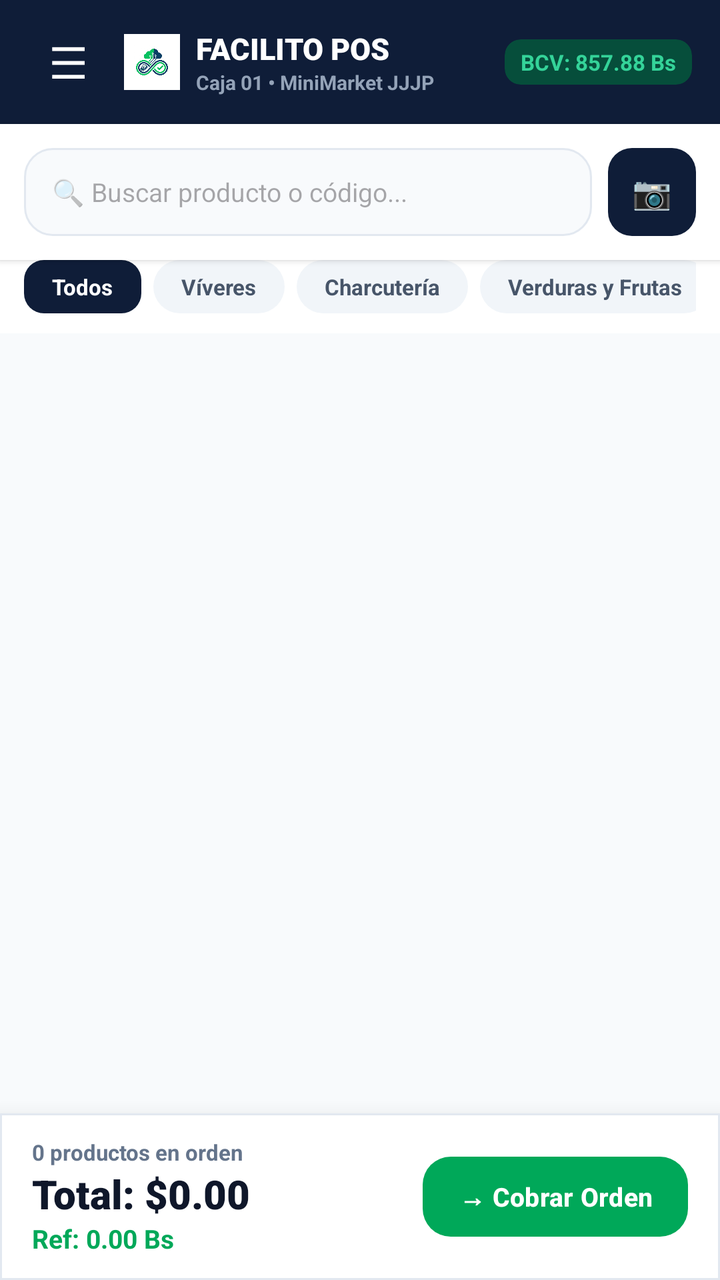
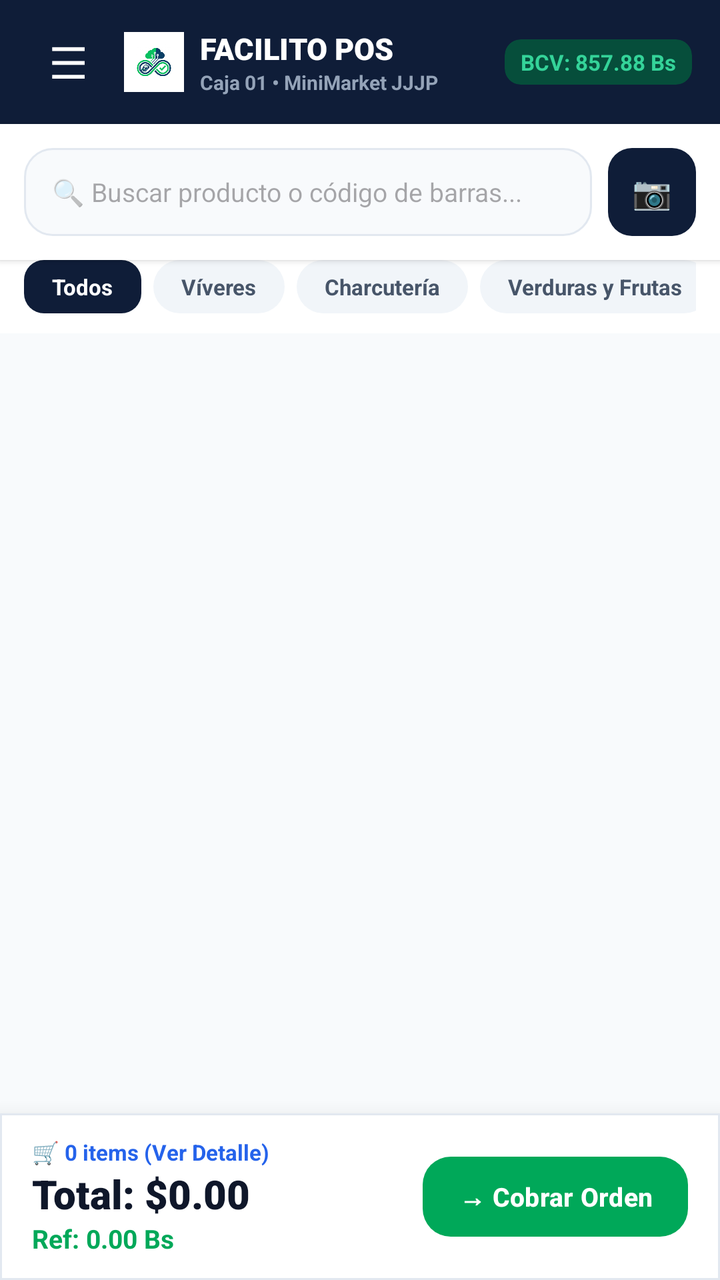

Two renders of the same Android screen: before a commit and after it. Below are the layout's source before the change and the commit's diff.
<!-- AndroidManifest.xml: application theme Theme.FacilitoPOS -->
<!-- res/layout/activity_pos.xml -->
<?xml version="1.0" encoding="utf-8"?>
<androidx.drawerlayout.widget.DrawerLayout xmlns:android="http://schemas.android.com/apk/res/android"
    xmlns:app="http://schemas.android.com/apk/res-auto"
    android:id="@+id/drawerLayout"
    android:layout_width="match_parent"
    android:layout_height="match_parent">

    
    <RelativeLayout
        android:layout_width="match_parent"
        android:layout_height="match_parent"
        android:background="#F8FAFC">

        
        <LinearLayout
            android:id="@+id/headerBar"
            android:layout_width="match_parent"
            android:layout_height="62dp"
            android:background="#0F1D38"
            android:orientation="horizontal"
            android:gravity="center_vertical"
            android:paddingHorizontal="14dp">

            
            <TextView
                android:id="@+id/btnAbrirMenu"
                android:layout_width="40dp"
                android:layout_height="40dp"
                android:gravity="center"
                android:text="☰"
                android:textColor="#FFFFFF"
                android:textSize="22sp"
                android:background="?attr/selectableItemBackgroundBorderless" />

            <ImageView
                android:layout_width="28dp"
                android:layout_height="28dp"
                android:src="@drawable/app_logo"
                android:layout_marginHorizontal="8dp" />

            <LinearLayout
                android:layout_width="0dp"
                android:layout_height="wrap_content"
                android:layout_weight="1"
                android:orientation="vertical">

                <TextView
                    android:layout_width="wrap_content"
                    android:layout_height="wrap_content"
                    android:text="FACILITO POS"
                    android:textColor="#FFFFFF"
                    android:textSize="15sp"
                    android:fontFamily="sans-serif-black" />

                <TextView
                    android:id="@+id/tvTerminalInfo"
                    android:layout_width="wrap_content"
                    android:layout_height="wrap_content"
                    android:text="Caja 01 • MiniMarket JJJP"
                    android:textColor="#94A3B8"
                    android:textSize="10sp"
                    android:textStyle="bold" />
            </LinearLayout>

            
            <com.google.android.material.card.MaterialCardView
                android:layout_width="wrap_content"
                android:layout_height="wrap_content"
                app:cardCornerRadius="8dp"
                app:cardBackgroundColor="#064E3B"
                app:strokeWidth="0dp">

                <TextView
                    android:id="@+id/tvTasaBcv"
                    android:layout_width="wrap_content"
                    android:layout_height="wrap_content"
                    android:text="BCV: 857.88 Bs"
                    android:textColor="#34D399"
                    android:textSize="11sp"
                    android:textStyle="bold"
                    android:paddingHorizontal="8dp"
                    android:paddingVertical="4dp" />
            </com.google.android.material.card.MaterialCardView>
        </LinearLayout>

        
        <LinearLayout
            android:id="@+id/searchSection"
            android:layout_width="match_parent"
            android:layout_height="wrap_content"
            android:layout_below="@id/headerBar"
            android:background="#FFFFFF"
            android:padding="12dp"
            android:elevation="2dp"
            android:orientation="horizontal"
            android:gravity="center_vertical">

            <EditText
                android:id="@+id/etBuscar"
                android:layout_width="0dp"
                android:layout_height="44dp"
                android:layout_weight="1"
                android:background="@drawable/bg_input"
                android:hint="🔍 Buscar producto o código..."
                android:textSize="13sp"
                android:textColor="#0F172A"
                android:paddingHorizontal="14dp"
                android:inputType="text" />

            <com.google.android.material.button.MaterialButton
                android:id="@+id/btnEscanear"
                android:layout_width="44dp"
                android:layout_height="44dp"
                android:layout_marginStart="8dp"
                android:text="📷"
                android:textSize="16sp"
                app:cornerRadius="12dp"
                app:backgroundTint="#0F1D38"
                android:insetTop="0dp"
                android:insetBottom="0dp"
                android:padding="0dp" />
        </LinearLayout>

        
        <HorizontalScrollView
            android:id="@+id/categoryScroll"
            android:layout_width="match_parent"
            android:layout_height="wrap_content"
            android:layout_below="@id/searchSection"
            android:scrollbars="none"
            android:background="#FFFFFF"
            android:paddingBottom="10dp"
            android:paddingHorizontal="12dp">

            <LinearLayout
                android:id="@+id/layoutCategories"
                android:layout_width="wrap_content"
                android:layout_height="wrap_content"
                android:orientation="horizontal">

                <TextView
                    android:id="@+id/catTodos"
                    android:layout_width="wrap_content"
                    android:layout_height="wrap_content"
                    android:text="Todos"
                    android:textSize="11sp"
                    android:textStyle="bold"
                    android:textColor="#FFFFFF"
                    android:background="@drawable/bg_tab_active"
                    android:paddingHorizontal="14dp"
                    android:paddingVertical="6dp"
                    android:layout_marginEnd="6dp" />

                <TextView
                    android:id="@+id/catViveres"
                    android:layout_width="wrap_content"
                    android:layout_height="wrap_content"
                    android:text="Víveres"
                    android:textSize="11sp"
                    android:textStyle="bold"
                    android:textColor="#475569"
                    android:background="@drawable/bg_tabs"
                    android:paddingHorizontal="14dp"
                    android:paddingVertical="6dp"
                    android:layout_marginEnd="6dp" />

                <TextView
                    android:id="@+id/catCharcuteria"
                    android:layout_width="wrap_content"
                    android:layout_height="wrap_content"
                    android:text="Charcutería"
                    android:textSize="11sp"
                    android:textStyle="bold"
                    android:textColor="#475569"
                    android:background="@drawable/bg_tabs"
                    android:paddingHorizontal="14dp"
                    android:paddingVertical="6dp"
                    android:layout_marginEnd="6dp" />

                <TextView
                    android:id="@+id/catVerduras"
                    android:layout_width="wrap_content"
                    android:layout_height="wrap_content"
                    android:text="Verduras y Frutas"
                    android:textSize="11sp"
                    android:textStyle="bold"
                    android:textColor="#475569"
                    android:background="@drawable/bg_tabs"
                    android:paddingHorizontal="14dp"
                    android:paddingVertical="6dp"
                    android:layout_marginEnd="6dp" />

                <TextView
                    android:id="@+id/catHigiene"
                    android:layout_width="wrap_content"
                    android:layout_height="wrap_content"
                    android:text="Higiene"
                    android:textSize="11sp"
                    android:textStyle="bold"
                    android:textColor="#475569"
                    android:background="@drawable/bg_tabs"
                    android:paddingHorizontal="14dp"
                    android:paddingVertical="6dp" />
            </LinearLayout>
        </HorizontalScrollView>

        
        <ScrollView
            android:layout_width="match_parent"
            android:layout_height="match_parent"
            android:layout_below="@id/categoryScroll"
            android:layout_above="@+id/cartBottomBar"
            android:padding="12dp">

            <LinearLayout
                android:id="@+id/containerProductos"
                android:layout_width="match_parent"
                android:layout_height="wrap_content"
                android:orientation="vertical" />
        </ScrollView>

        
        <com.google.android.material.card.MaterialCardView
            android:id="@+id/cartBottomBar"
            android:layout_width="match_parent"
            android:layout_height="wrap_content"
            android:layout_alignParentBottom="true"
            app:cardCornerRadius="0dp"
            app:cardElevation="16dp"
            app:cardBackgroundColor="#FFFFFF"
            app:strokeWidth="1dp"
            app:strokeColor="#E2E8F0">

            <LinearLayout
                android:layout_width="match_parent"
                android:layout_height="wrap_content"
                android:orientation="horizontal"
                android:paddingHorizontal="16dp"
                android:paddingVertical="12dp"
                android:gravity="center_vertical">

                <LinearLayout
                    android:layout_width="0dp"
                    android:layout_height="wrap_content"
                    android:layout_weight="1"
                    android:orientation="vertical">

                    <TextView
                        android:id="@+id/tvItemsCount"
                        android:layout_width="wrap_content"
                        android:layout_height="wrap_content"
                        android:text="0 productos en orden"
                        android:textColor="#64748B"
                        android:textSize="11sp"
                        android:textStyle="bold" />

                    <TextView
                        android:id="@+id/tvTotalUsd"
                        android:layout_width="wrap_content"
                        android:layout_height="wrap_content"
                        android:text="Total: $0.00"
                        android:textColor="#0F172A"
                        android:textSize="20sp"
                        android:fontFamily="sans-serif-black" />

                    <TextView
                        android:id="@+id/tvTotalBs"
                        android:layout_width="wrap_content"
                        android:layout_height="wrap_content"
                        android:text="Ref: 0.00 Bs"
                        android:textColor="#00A859"
                        android:textSize="13sp"
                        android:textStyle="bold" />
                </LinearLayout>

                <com.google.android.material.button.MaterialButton
                    android:id="@+id/btnCobrar"
                    android:layout_width="wrap_content"
                    android:layout_height="48dp"
                    android:text="→ Cobrar Orden"
                    android:textSize="13sp"
                    android:textStyle="bold"
                    android:textColor="#FFFFFF"
                    app:backgroundTint="#00A859"
                    app:cornerRadius="14dp"
                    android:paddingHorizontal="18dp" />
            </LinearLayout>
        </com.google.android.material.card.MaterialCardView>
    </RelativeLayout>

    
    <LinearLayout
        android:id="@+id/navigationMenu"
        android:layout_width="280dp"
        android:layout_height="match_parent"
        android:layout_gravity="start"
        android:background="#0F1D38"
        android:orientation="vertical"
        android:padding="20dp">

        <ImageView
            android:layout_width="56dp"
            android:layout_height="56dp"
            android:src="@drawable/app_logo"
            android:layout_marginBottom="8dp" />

        <TextView
            android:layout_width="wrap_content"
            android:layout_height="wrap_content"
            android:text="FACILITO POS"
            android:textColor="#FFFFFF"
            android:textSize="18sp"
            android:fontFamily="sans-serif-black" />

        <TextView
            android:id="@+id/tvMenuUser"
            android:layout_width="wrap_content"
            android:layout_height="wrap_content"
            android:text="Angel Pantoja • Dueño"
            android:textColor="#94A3B8"
            android:textSize="12sp"
            android:layout_marginBottom="24dp" />

        <ScrollView
            android:layout_width="match_parent"
            android:layout_height="0dp"
            android:layout_weight="1">

            <LinearLayout
                android:layout_width="match_parent"
                android:layout_height="wrap_content"
                android:orientation="vertical">

                <TextView
                    android:id="@+id/navInventario"
                    android:layout_width="match_parent"
                    android:layout_height="46dp"
                    android:gravity="center_vertical"
                    android:text="📦 Inventario / Productos"
                    android:textColor="#FFFFFF"
                    android:textSize="13sp"
                    android:textStyle="bold"
                    android:background="?attr/selectableItemBackground" />

                <TextView
                    android:id="@+id/navHistorial"
                    android:layout_width="match_parent"
                    android:layout_height="46dp"
                    android:gravity="center_vertical"
                    android:text="🧾 Historial de Ventas"
                    android:textColor="#FFFFFF"
                    android:textSize="13sp"
                    android:textStyle="bold"
                    android:background="?attr/selectableItemBackground" />

                <TextView
                    android:id="@+id/navCierreCaja"
                    android:layout_width="match_parent"
                    android:layout_height="46dp"
                    android:gravity="center_vertical"
                    android:text="🔒 Cierre de Turno / Caja"
                    android:textColor="#FFFFFF"
                    android:textSize="13sp"
                    android:textStyle="bold"
                    android:background="?attr/selectableItemBackground" />

                <TextView
                    android:id="@+id/navMetricas"
                    android:layout_width="match_parent"
                    android:layout_height="46dp"
                    android:gravity="center_vertical"
                    android:text="📊 Métricas y Reportes"
                    android:textColor="#FFFFFF"
                    android:textSize="13sp"
                    android:textStyle="bold"
                    android:background="?attr/selectableItemBackground" />

                <TextView
                    android:id="@+id/navProveedores"
                    android:layout_width="match_parent"
                    android:layout_height="46dp"
                    android:gravity="center_vertical"
                    android:text="🚚 Proveedores"
                    android:textColor="#FFFFFF"
                    android:textSize="13sp"
                    android:textStyle="bold"
                    android:background="?attr/selectableItemBackground" />

                <TextView
                    android:id="@+id/navTerminales"
                    android:layout_width="match_parent"
                    android:layout_height="46dp"
                    android:gravity="center_vertical"
                    android:text="📱 Terminales / Cajas"
                    android:textColor="#FFFFFF"
                    android:textSize="13sp"
                    android:textStyle="bold"
                    android:background="?attr/selectableItemBackground" />

                <TextView
                    android:id="@+id/navConfig"
                    android:layout_width="match_parent"
                    android:layout_height="46dp"
                    android:gravity="center_vertical"
                    android:text="⚙️ Configuración"
                    android:textColor="#FFFFFF"
                    android:textSize="13sp"
                    android:textStyle="bold"
                    android:background="?attr/selectableItemBackground" />
            </LinearLayout>
        </ScrollView>

        <TextView
            android:id="@+id/navSalir"
            android:layout_width="match_parent"
            android:layout_height="46dp"
            android:gravity="center_vertical"
            android:text="🚪 Cerrar Sesión"
            android:textColor="#EF4444"
            android:textSize="13sp"
            android:textStyle="bold"
            android:background="?attr/selectableItemBackground" />
    </LinearLayout>

</androidx.drawerlayout.widget.DrawerLayout>
<!-- resources referenced by this layout -->
<resources>
  <!-- drawable app_logo: png bitmap (drawable, 89211 bytes) -->
  <!-- drawable bg_input (drawable) -->
  <?xml version="1.0" encoding="utf-8"?>
  <shape xmlns:android="http://schemas.android.com/apk/res/android">
      <solid android:color="#F8FAFC" />
      <stroke android:width="1dp" android:color="#E2E8F0" />
      <corners android:radius="14dp" />
  </shape>
  <!-- drawable bg_tab_active (drawable) -->
  <?xml version="1.0" encoding="utf-8"?>
  <shape xmlns:android="http://schemas.android.com/apk/res/android">
      <solid android:color="#0F1D38" />
      <corners android:radius="10dp" />
  </shape>
  <!-- drawable bg_tabs (drawable) -->
  <?xml version="1.0" encoding="utf-8"?>
  <shape xmlns:android="http://schemas.android.com/apk/res/android">
      <solid android:color="#F1F5F9" />
      <corners android:radius="14dp" />
  </shape>
  <style name="Theme.FacilitoPOS" parent="Theme.Material3.DayNight.NoActionBar">
          <item name="colorPrimary">@color/primary</item>
      </style>
  <color name="primary">#00A859</color>
</resources>

<!-- the commit's change to res/layout/activity_pos.xml (unified diff, before → after) -->
@@ -21,7 +21,6 @@
             android:gravity="center_vertical"
             android:paddingHorizontal="14dp">
 
-            
             <TextView
                 android:id="@+id/btnAbrirMenu"
                 android:layout_width="40dp"
@@ -33,8 +32,8 @@
                 android:background="?attr/selectableItemBackgroundBorderless" />
 
             <ImageView
-                android:layout_width="28dp"
-                android:layout_height="28dp"
+                android:layout_width="30dp"
+                android:layout_height="30dp"
                 android:src="@drawable/app_logo"
                 android:layout_marginHorizontal="8dp" />
 
@@ -101,7 +100,7 @@
                 android:layout_height="44dp"
                 android:layout_weight="1"
                 android:background="@drawable/bg_input"
-                android:hint="🔍 Buscar producto o código..."
+                android:hint="🔍 Buscar producto o código de barras..."
                 android:textSize="13sp"
                 android:textColor="#0F172A"
                 android:paddingHorizontal="14dp"
@@ -194,7 +193,7 @@
                     android:id="@+id/catHigiene"
                     android:layout_width="wrap_content"
                     android:layout_height="wrap_content"
-                    android:text="Higiene"
+                    android:text="Higiene Personal"
                     android:textSize="11sp"
                     android:textStyle="bold"
                     android:textColor="#475569"
@@ -240,17 +239,19 @@
                 android:gravity="center_vertical">
 
                 <LinearLayout
+                    android:id="@+id/layoutVerCarrito"
                     android:layout_width="0dp"
                     android:layout_height="wrap_content"
                     android:layout_weight="1"
-                    android:orientation="vertical">
+                    android:orientation="vertical"
+                    android:background="?attr/selectableItemBackground">
 
                     <TextView
                         android:id="@+id/tvItemsCount"
                         android:layout_width="wrap_content"
                         android:layout_height="wrap_content"
-                        android:text="0 productos en orden"
-                        android:textColor="#64748B"
+                        android:text="🛒 0 items (Ver Detalle)"
+                        android:textColor="#2563EB"
                         android:textSize="11sp"
                         android:textStyle="bold" />
 
